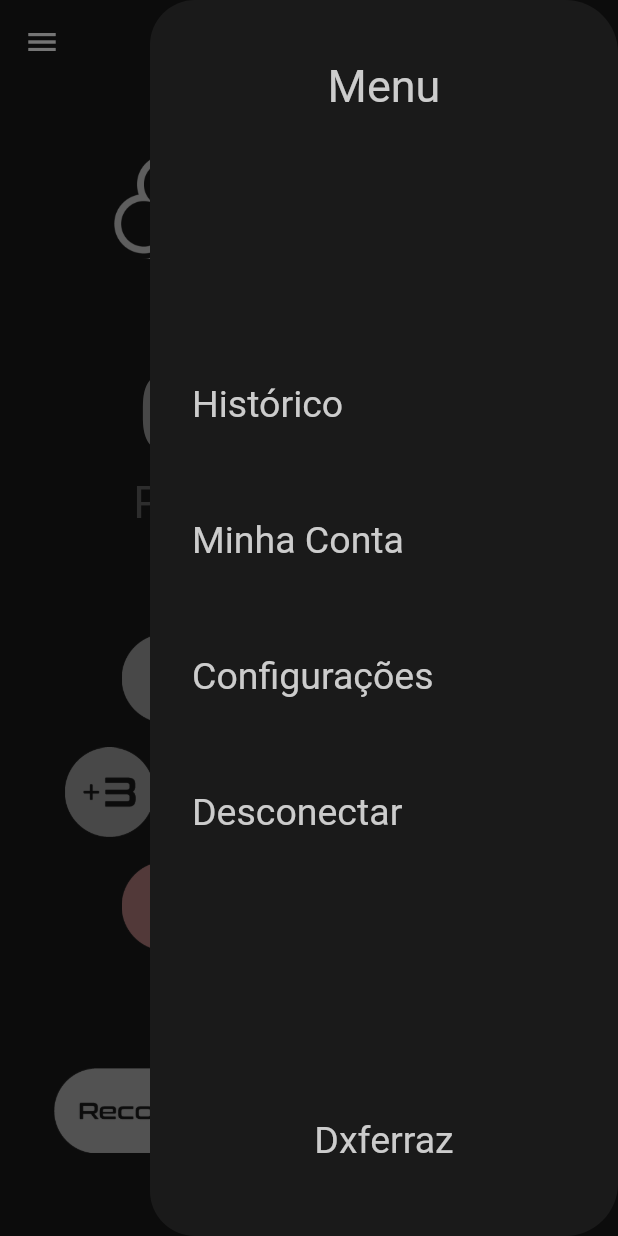
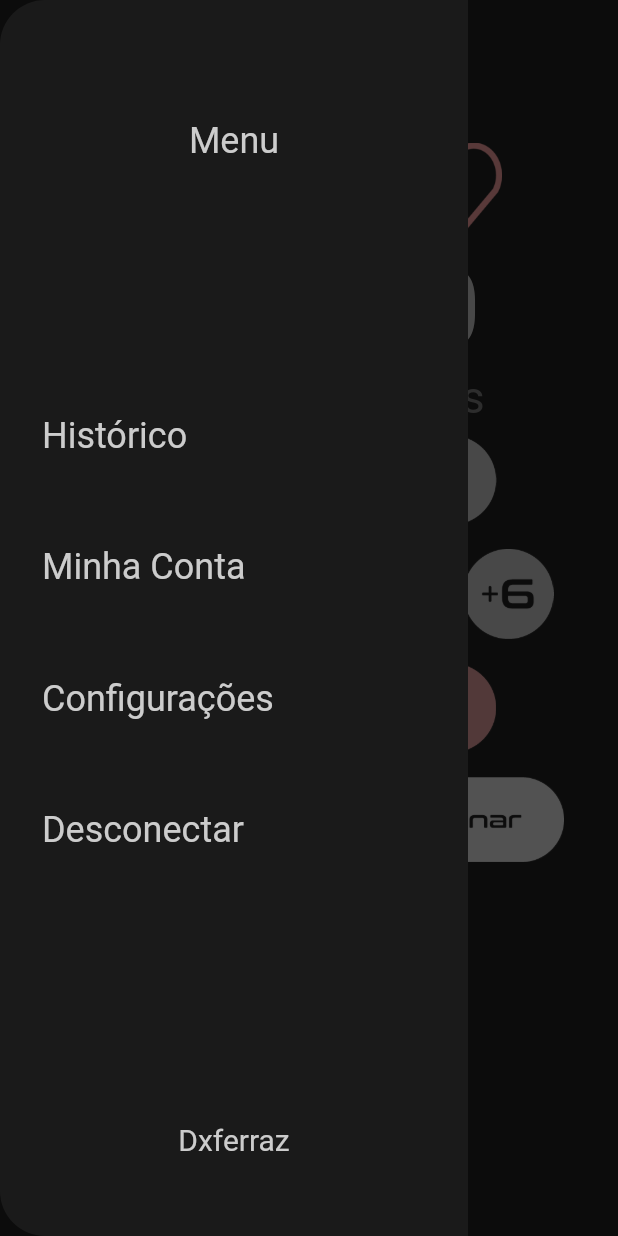
Before and after one commit to dxferraz/no_truco, a Flutter app: the HomePage screen opened directly, with the side drawer open, on a phone screen of 412 x 824 dp. Run offline on Flutter 3.47's test engine with Material 2 defaults, Android fonts, the phone set to English and light mode, and no system bars; our stand-ins replace page_transition; Roboto replaces fonts that are missing (CairoSBold, Conthrax); project files that could hold a hidden picture were left out.

Commit message:
start to configure a timer

```diff
--- /dev/null
+++ b/lib/Components/timer.dart
@@ -0,0 +1,43 @@
+import 'dart:async';
+import 'package:flutter/material.dart';
+
+class TimerWidget extends StatefulWidget {
+  const TimerWidget({Key? key}) : super(key: key);
+
+  @override
+  _TimerWidgetState createState() => _TimerWidgetState();
+}
+
+class _TimerWidgetState extends State<TimerWidget> {
+  int counter = 0;
+  Timer timer = Timer.periodic(const Duration(seconds: 1), (timer) {});
+
+  void startTimer() {
+    counter = 0;
+
+    (timer) {
+      setState(
+        () {
+          if (counter <= 0) {
+            counter++;
+          }
+        },
+      );
+    };
+  }
+
+  @override
+  Widget build(BuildContext context) {
+    return Row(
+      children: [
+        Text(
+          '$counter',
+          style: const TextStyle(
+            fontFamily: 'Conthrax',
+            fontSize: 20,
+          ),
+        ),
+      ],
+    );
+  }
+}
--- a/lib/menu.dart
+++ b/lib/menu.dart
@@ -3,31 +3,28 @@ import 'config.dart';
 import 'historic.dart';
 import 'myAccount.dart';
 
-
 class Menu extends StatefulWidget {
-  const Menu({ Key? key }) : super (key: key);
+  const Menu({Key? key}) : super(key: key);
 
   @override
   _MenuState createState() => _MenuState();
-
 }
 
 class _MenuState extends State<Menu> {
   @override
   Widget build(BuildContext context) {
     return Container(
-        margin: const EdgeInsets.only(left:100),
+      margin: const EdgeInsets.only(right: 100),
       decoration: const BoxDecoration(
         color: Color(0xFF1A1A1A),
         borderRadius: BorderRadius.only(
-            topLeft: Radius.circular(30),
-            bottomLeft: Radius.circular(30)
-          ),
+            topLeft: Radius.circular(30), bottomLeft: Radius.circular(30)),
       ),
       padding: const EdgeInsets.only(top: 40, left: 20, right: 20, bottom: 40),
       //color: Color(0xFF1A1A1A),
       child: Column(
         children: [
+          const Spacer(flex: 1),
           Row(
             mainAxisAlignment: MainAxisAlignment.center,
             children: const [
@@ -35,77 +32,106 @@ class _MenuState extends State<Menu> {
                 "Menu",
                 style: TextStyle(
                     color: Color(0xFFCCCCCC),
-                    fontSize: 30,
-                    fontFamily: 'Conthrax'
-                    ),
+                    fontSize: 24,
+                    fontFamily: 'Conthrax'),
               ),
             ],
           ),
-            const Spacer(flex: 4,),
+          const Spacer(flex: 4),
           Row(
             children: [
               TextButton(
                   style: TextButton.styleFrom(
                     primary: const Color(0xFFCCCCCC),
-                    textStyle: const TextStyle(fontFamily:'CairoSBold', fontSize: 25),
+                    textStyle:
+                        const TextStyle(fontFamily: 'CairoSBold', fontSize: 24),
                   ),
-                  onPressed: ()
-                  {Navigator.push(context,MaterialPageRoute(builder: (context) => const Historic()),);},
+                  onPressed: () {
+                    Navigator.push(
+                      context,
+                      MaterialPageRoute(builder: (context) => const Historic()),
+                    );
+                  },
                   child: const Text("Histórico"))
             ],
           ),
-            const Spacer(flex: 1,),
+          const Spacer(flex: 1),
           Row(
             children: [
               TextButton(
                   style: TextButton.styleFrom(
                     primary: const Color(0xFFCCCCCC),
-                    textStyle: const TextStyle(fontFamily:'CairoSBold', fontSize: 25),
+                    textStyle:
+                        const TextStyle(fontFamily: 'CairoSBold', fontSize: 24),
                   ),
-                  onPressed: ()
-                  {Navigator.push(context,MaterialPageRoute(builder: (context) => const MyAccount()),);},
-                  child: const Text("Minha Conta")
-                ),
+                  onPressed: () {
+                    Navigator.push(
+                      context,
+                      MaterialPageRoute(
+                          builder: (context) => const MyAccount()),
+                    );
+                  },
+                  child: const Text("Minha Conta")),
             ],
           ),
-            const Spacer(flex: 1,),
+          const Spacer(flex: 1),
           Row(
             children: [
               TextButton(
                   style: TextButton.styleFrom(
                     primary: const Color(0xFFCCCCCC),
-                    textStyle: const TextStyle(fontFamily:'CairoSBold', fontSize: 25),
+                    textStyle:
+                        const TextStyle(fontFamily: 'CairoSBold', fontSize: 24),
                   ),
-                  onPressed: ()
-                  {Navigator.push(context,MaterialPageRoute(builder: (context) => const Config()),);},
+                  onPressed: () {
+                    Navigator.push(
+                      context,
+                      MaterialPageRoute(builder: (context) => const Config()),
+                    );
+                  },
                   child: const Text("Configurações"))
             ],
           ),
-            const Spacer(flex: 1,),
+          const Spacer(flex: 1),
           Row(
             children: [
               TextButton(
                   style: TextButton.styleFrom(
                     primary: const Color(0xFFCCCCCC),
-                    textStyle: const TextStyle(fontFamily:'CairoSBold', fontSize: 25),
+                    textStyle:
+                        const TextStyle(fontFamily: 'CairoSBold', fontSize: 24),
                   ),
-                  onPressed: ()
-                  {Navigator.push(context,MaterialPageRoute(builder: (context) => const Historic()),);},
+                  onPressed: () {
+                    Navigator.push(
+                      context,
+                      MaterialPageRoute(builder: (context) => const Historic()),
+                    );
+                  },
                   child: const Text("Desconectar"))
             ],
           ),
-            const Spacer(flex: 4,),
+          const Spacer(flex: 4),
           Row(
             mainAxisAlignment: MainAxisAlignment.center,
             children: [
               TextButton(
                   style: TextButton.styleFrom(
                     primary: const Color(0xFFCCCCCC),
-                    textStyle: const TextStyle( fontFamily: 'Conthrax', fontSize: 25),
+                    textStyle:
+                        const TextStyle(fontFamily: 'Conthrax', fontSize: 24),
                   ),
-                  onPressed: ()
-                  {Navigator.push(context,MaterialPageRoute(builder: (context) => const Historic()),);},
-                  child: const Text("Dxferraz"))
+                  onPressed: () {
+                    Navigator.push(
+                      context,
+                      MaterialPageRoute(builder: (context) => const Historic()),
+                    );
+                  },
+                  child: const Text(
+                    "Dxferraz",
+                    style: TextStyle(
+                      fontSize: 20,
+                    ),
+                  ))
             ],
           ),
         ],
--- a/lib/myhomepage.dart
+++ b/lib/myhomepage.dart
@@ -1,4 +1,5 @@
 import 'package:flutter/material.dart';
+import 'package:no_truco/Components/timer.dart';
 import 'showWinner.dart';
 import 'menu.dart';
 import 'var.dart';
@@ -71,11 +72,23 @@ class HomePageState extends State<HomePage> {
 
   //Verify winner
   void verify() {
-    if (aPoints >= 12 || bPoints >= 12) {
+    if (aPoints >= 12) {
       showDialog(
         context: context,
         builder: (BuildContext context) {
-          return const ShowWinner();
+          return const ShowAWinner();
+        },
+      );
+      setState(() {
+        aPoints = aPoints = 0;
+        bPoints = bPoints = 0;
+      });
+    }
+    if (bPoints >= 12) {
+      showDialog(
+        context: context,
+        builder: (BuildContext context) {
+          return const ShowBWinner();
         },
       );
       setState(() {
@@ -265,7 +278,10 @@ class HomePageState extends State<HomePage> {
           color: Color(0xFF1A1A1A),
         ),
         padding: const EdgeInsets.all(16),
-        child: Row(
+        child: Column(
+          children: [
+            const TimerWidget(),
+            Row(
               mainAxisAlignment: MainAxisAlignment.spaceAround,
               children: [
                 //Left Side
@@ -462,6 +478,8 @@ class HomePageState extends State<HomePage> {
                 ),
               ],
             ),
+          ],
+        ),
       ),
     );
   }
```
Also changed, not shown: lib/initialPage.dart (+5 -2 lines), lib/showWinner.dart (+125 -24 lines). Lines whose indentation alone changed are shown as unchanged.
